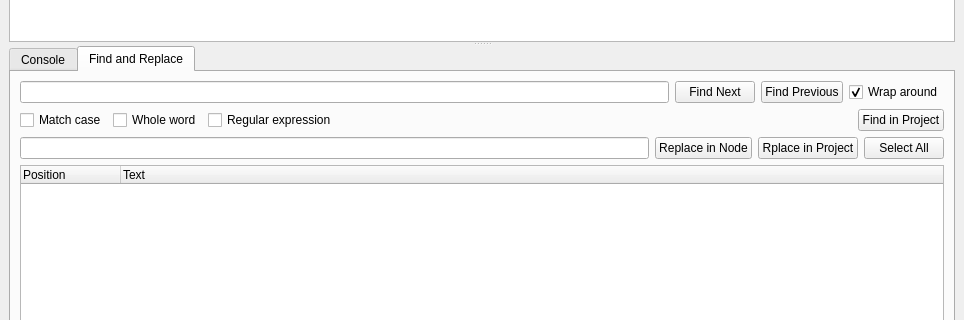
Before: the Qt Designer form core/mainwindow.ui in KmolYuan/kmol-editor, drawn with Qt 5; both pictures show x 0 to 964 and y 306 to 626 of the 964 by 829 pixel window.
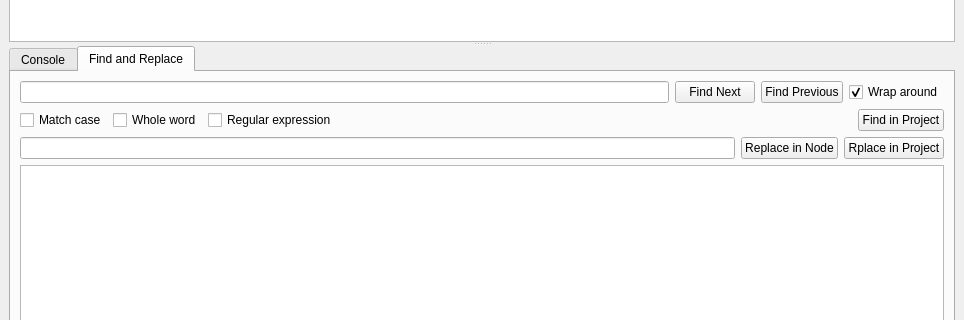
After: the same form once the commit is applied. The open tabs and pages were chosen to show the change. Icons and pictures are not drawn.

Commit message: "Find in project" function.

What changed in the file:
```diff
--- a/core/mainwindow.ui
+++ b/core/mainwindow.ui
@@ -254,30 +254,13 @@
               </property>
              </widget>
             </item>
-            <item>
-             <widget class="QPushButton" name="replace_select_all_button">
-              <property name="text">
-               <string>Select All</string>
-              </property>
-             </widget>
-            </item>
            </layout>
           </item>
           <item>
-           <widget class="QTreeWidget" name="find_list">
+           <widget class="QListWidget" name="find_list">
             <property name="verticalScrollMode">
              <enum>QAbstractItemView::ScrollPerPixel</enum>
             </property>
-            <column>
-             <property name="text">
-              <string>Position</string>
-             </property>
-            </column>
-            <column>
-             <property name="text">
-              <string>Text</string>
-             </property>
-            </column>
            </widget>
           </item>
          </layout>
```
The commit also changes 2 other files.
